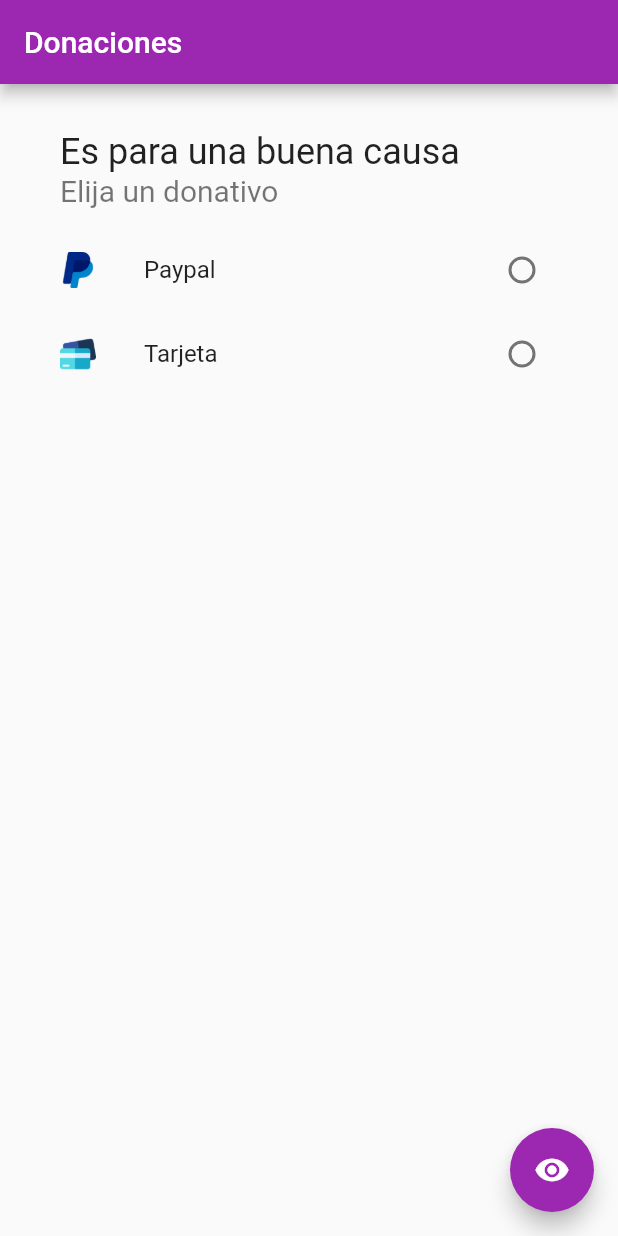
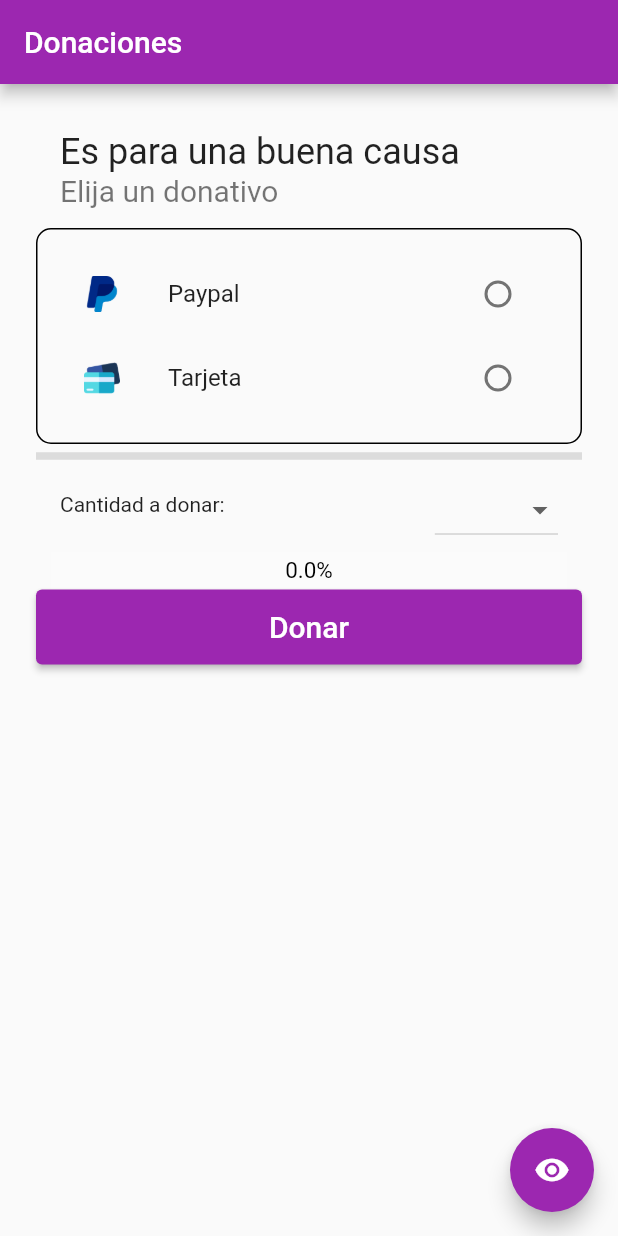
Before and after one commit to Alvinsoor/donativos, a Flutter app: the screen it shows after launch, on a phone screen of 412 x 824 dp. Run offline on Flutter 3.47's test engine with Material 2 defaults, Android fonts, the phone set to English and light mode, and no system bars; drawn by our look-alikes of percent_indicator; Roboto replaces fonts that are missing (RobotoMono).

Commit message:
Added entirety of UI, updated files

```diff
--- a/lib/donativos.dart
+++ b/lib/donativos.dart
@@ -39,7 +39,10 @@ class _DonativosState extends State<Donativos> {
             SizedBox(
               height: 24,
             ),
-            Divider(),
+            Divider(
+              color: Colors.blueGrey,
+              thickness: 2.0,
+            ),
             ListTile(
               leading: Icon(
                 Icons.money,
@@ -50,7 +53,11 @@ class _DonativosState extends State<Donativos> {
                 "${widget.donativos["acumulado"] ?? 0.0}",
                 style: TextStyle(fontSize: 32),
               ),
-            )
+            ),
+            SizedBox(
+              height: 30,
+            ),
+            Center(child: Image.asset("assets/thank-you.png"))
           ],
         ),
       ),
--- a/lib/home_page.dart
+++ b/lib/home_page.dart
@@ -1,5 +1,6 @@
 import 'package:donativos/donativos.dart';
 import 'package:flutter/material.dart';
+import 'package:percent_indicator/percent_indicator.dart';
 
 class HomePage extends StatefulWidget {
   HomePage({Key? key}) : super(key: key);
@@ -9,6 +10,8 @@ class HomePage extends StatefulWidget {
 }
 
 class _HomePageState extends State<HomePage> {
+  double? _donation_total = 0.0;
+  double? _donation_dropdown;
   int? currentRadio;
   var assetsRadioGroup = {0: "assets/paypal.png", 1: "assets/credit-card.png"};
   var radioGroup = {0: "Paypal", 1: "Tarjeta"};
@@ -58,11 +61,78 @@ class _HomePageState extends State<HomePage> {
               ),
             ),
             Container(
+              padding: EdgeInsets.all(15.0),
+              decoration: BoxDecoration(
+                  border: Border.all(width: 1.0),
+                  borderRadius: BorderRadius.all(Radius.circular(10.0))),
               child: Column(
                 mainAxisSize: MainAxisSize.min,
                 children: radioGroupGenerator(),
               ),
-            )
+            ),
+            Divider(
+              thickness: 5.0,
+            ),
+            ListTile(
+              leading: Text("Cantidad a donar: "),
+              trailing: DropdownButton<double>(
+                  hint: Text(" "),
+                  value: _donation_dropdown,
+                  items: <double>[
+                    0.0,
+                    1.0,
+                    5.0,
+                    10.0,
+                    20.0,
+                    50.0,
+                    100.0,
+                    200.0,
+                    500.0,
+                    1000.0,
+                    10000.0
+                  ].map((double value) {
+                    return new DropdownMenuItem<double>(
+                      value: value,
+                      child: new Text(value.toString()),
+                    );
+                  }).toList(),
+                  onChanged: (newVal) {
+                    setState(() {
+                      _donation_dropdown = newVal;
+                    });
+                  }),
+            ),
+            LinearPercentIndicator(
+              lineHeight: 25.0,
+              backgroundColor: Colors.white10,
+              animation: true,
+              animateFromLastPercent: true,
+              percent: _donation_total! / 10000 > 1.0
+                  ? 1.0
+                  : _donation_total! / 10000,
+              progressColor:
+                  (_donation_total! > 0) ? Colors.purple[300] : Colors.white10,
+              center: (_donation_total! / 100 < 100)
+                  ? Text(
+                      (_donation_total! / 100).toString() + "%",
+                      style: TextStyle(fontSize: 15.0, color: Colors.black),
+                    )
+                  : Text(
+                      "100%",
+                      style: TextStyle(fontSize: 15.0, color: Colors.black),
+                    ),
+            ),
+            ElevatedButton(
+                onPressed: () {
+                  // Respond to button press
+                },
+                child: Text(
+                  'Donar',
+                  style: TextStyle(fontSize: 20, fontFamily: 'RobotoMono'),
+                ),
+                style: ButtonStyle(
+                  minimumSize: MaterialStateProperty.all(Size(1500, 50)),
+                ))
           ],
         ),
       ),
--- a/pubspec.yaml
+++ b/pubspec.yaml
@@ -33,6 +33,7 @@ dependencies:
   # The following adds the Cupertino Icons font to your application.
   # Use with the CupertinoIcons class for iOS style icons.
   cupertino_icons: ^1.0.2
+  percent_indicator: ^4.0.0
 
 dev_dependencies:
   flutter_test:
```
Also changed, not shown: pubspec.lock, 1 other file.
